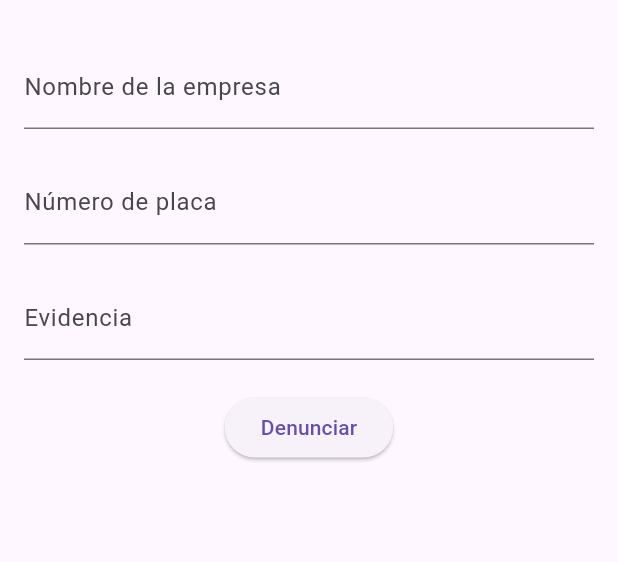
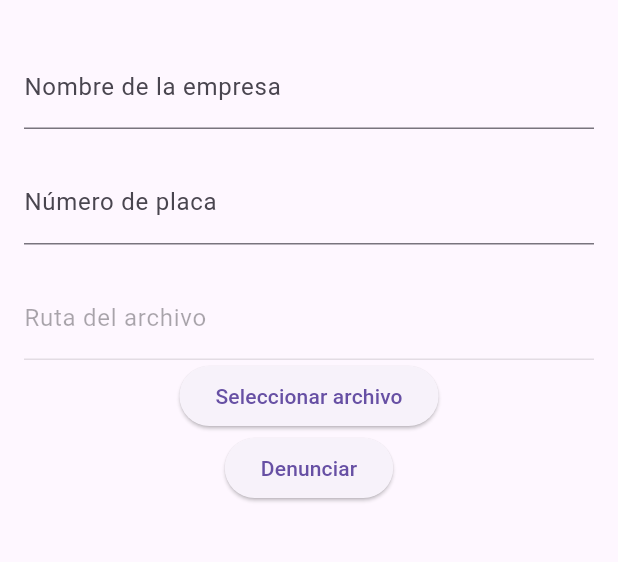
Before and after one commit to francoCarMar/MiMedioPasaje-Frontend, a Flutter app: the DataComplaint screen opened directly, on a phone screen of 412 x 824 dp, the part 63-625 px from its top. Run offline on Flutter 3.47's test engine with Material 3 defaults, Android fonts, the phone set to English and light mode, and no system bars; our stand-ins replace camera, dio, file_picker, flutter_dotenv, permission_handler, timezone and 1 more; missing offline and left inert: cloudinary_public.

Commit message:
Agregado: componete para cargar archivos multimedia

```diff
--- /dev/null
+++ b/lib/components/upload_media.dart
@@ -0,0 +1,64 @@
+import 'package:flutter/material.dart';
+import 'package:file_picker/file_picker.dart';
+import 'package:mi_medio_pasaje/helpers/dialog_helper.dart';
+import 'package:mi_medio_pasaje/services/file_picker_service.dart';
+
+class UploadMediaPicker extends StatefulWidget {
+  final Function(String) onFilePicked;
+  final String filePath;
+
+  UploadMediaPicker({required this.onFilePicked, this.filePath = ''});
+
+  @override
+  _UploadMediaPickerState createState() => _UploadMediaPickerState();
+}
+
+class _UploadMediaPickerState extends State<UploadMediaPicker> {
+  String _filePath = '';
+
+  @override
+  void initState() {
+    super.initState();
+    _filePath = widget.filePath;
+  }
+
+  Future<void> _pickFile() async {
+    try {
+      {
+        // Lógica para seleccionar y subir otro video
+        DialogUtils.showLoadingDialog(context);
+        final newVideoPath = await FilePickerService.pickVideo();
+        Navigator.pop(context);
+
+        if (newVideoPath != null) {
+          setState(() {
+            _filePath = newVideoPath;
+          });
+        } else {
+          print('No se seleccionó ningún video');
+        }
+      }
+    } catch (e) {
+      print(e);
+    }
+  }
+
+  @override
+  Widget build(BuildContext context) {
+    return Column(
+      children: <Widget>[
+        TextField(
+          controller: TextEditingController(text: _filePath),
+          enabled: false,
+          decoration: const InputDecoration(
+            labelText: 'Ruta del archivo',
+          ),
+        ),
+        ElevatedButton(
+          onPressed: _pickFile,
+          child: const Text('Seleccionar archivo'),
+        ),
+      ],
+    );
+  }
+}
--- a/lib/screens/data_complaint_page.dart
+++ b/lib/screens/data_complaint_page.dart
@@ -1,5 +1,6 @@
 import 'package:flutter/material.dart';
 import 'package:mi_medio_pasaje/components/custom_textfield.dart';
+import 'package:mi_medio_pasaje/components/upload_media.dart';
 import 'package:mi_medio_pasaje/helpers/email_helper.dart';
 import 'package:mi_medio_pasaje/services/api_service.dart';
 import 'package:mi_medio_pasaje/services/cloudinary_service.dart';
@@ -52,12 +53,11 @@ class DataComplaintState extends State<DataComplaint> {
               controller: _denMovPla,
               labelText: 'Número de placa',
             ),
-            CustomTextField(
-              controller: _denEvi,
-              labelText: 'Evidencia',
-              enabled:
-                  widget.pathEvi.isEmpty, // Habilita solo si es una ruta local
-            ),
+            UploadMediaPicker(
+                filePath: widget.pathEvi,
+                onFilePicked: (filePath) {
+                  print(filePath);
+                }),
             ElevatedButton(
               onPressed: () async {
                 if (await _getUser() && await _complaint()) {
@@ -66,25 +66,6 @@ class DataComplaintState extends State<DataComplaint> {
               },
               child: const Text('Denunciar'),
             ),
-            if (widget.pathEvi.isNotEmpty)
-              ElevatedButton(
-                onPressed: () async {
-                  // Lógica para seleccionar y subir otro video
-                  DialogUtils.showLoadingDialog(context);
-                  final newVideoPath = await FilePickerService.pickVideo();
-                  Navigator.pop(context); // Cerrar el diálogo de carga
-
-                  if (newVideoPath != null) {
-                    setState(() {
-                      // Actualizar la ruta local de la evidencia con el nuevo video seleccionado
-                      _denEvi.text = newVideoPath;
-                    });
-                  } else {
-                    print('No se seleccionó ningún video');
-                  }
-                },
-                child: const Text('Seleccionar otra evidencia'),
-              ),
           ],
         ),
       ),
--- a/pubspec.yaml
+++ b/pubspec.yaml
@@ -32,15 +32,15 @@ dependencies:
   cloudinary_public: ^0.21.0
   cupertino_icons: ^1.0.2
   dio: ^5.3.3
+  file_picker: ^4.2.1
   flutter:
     sdk: flutter
   flutter_dotenv: ^5.1.0
   intl: ^0.18.1
+  permission_handler: ^11.0.1
   provider: ^6.1.1
   timezone: ^0.9.2
   video_player: ^2.8.1
-  file_picker: ^4.2.1
-
 
 dev_dependencies:
   flutter_lints: ^2.0.0
```
Also changed, not shown: lib/services/file_picker_service.dart (+18 -7 lines), pubspec.lock, 2 other files.
